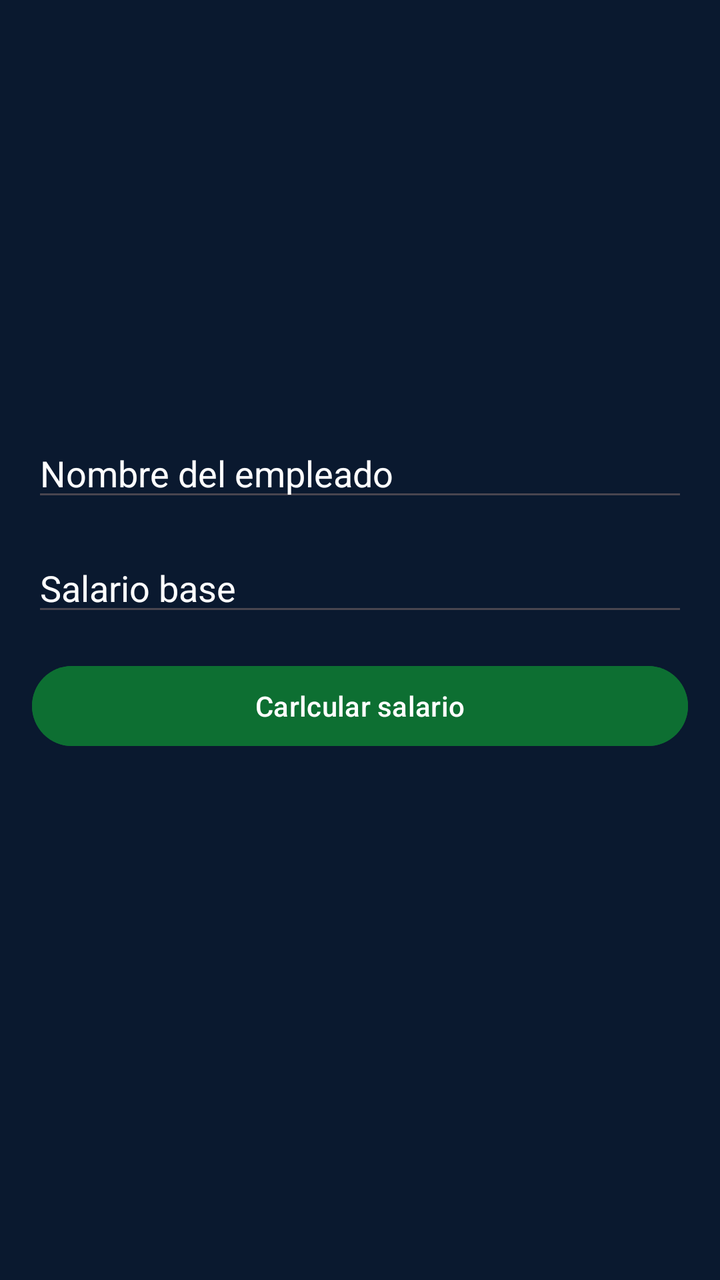
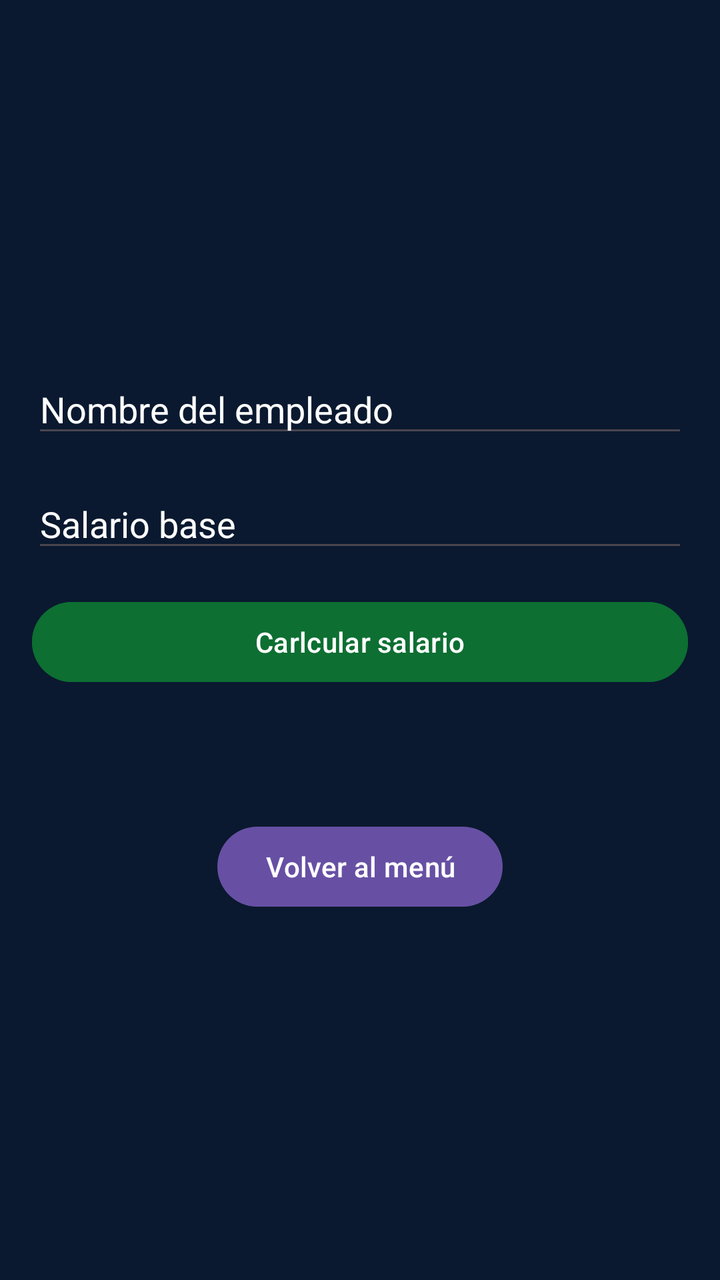

The first picture is an Android layout as it rendered before a commit; the second is the same layout after the commit. The layout source and the unified diff follow.
<!-- AndroidManifest.xml: application theme Theme.Desafio1_DSM -->
<!-- res/layout/activity_salario.xml -->
<?xml version="1.0" encoding="utf-8"?>
<LinearLayout xmlns:android="http://schemas.android.com/apk/res/android"
    android:layout_width="match_parent"
    android:layout_height="match_parent"
    android:orientation="vertical"
    android:padding="@dimen/padding_global"
    android:gravity="center"
    android:background="@color/colorBackground">

    
    <EditText
        android:id="@+id/editEmpleado"
        android:layout_width="match_parent"
        android:layout_height="wrap_content"
        android:hint="@string/nombreEmpleado"
        android:inputType="textPersonName"
        android:textColorHint="@color/colorTextTitle"
        android:textColor="@color/colorTextTitle"
        android:layout_marginBottom="@dimen/marginButton"/>

    <EditText
        android:id="@+id/editSalario"
        android:layout_width="match_parent"
        android:layout_height="wrap_content"
        android:hint="@string/salarioBase"
        android:inputType="numberDecimal"
        android:textColorHint="@color/colorTextTitle"
        android:textColor="@color/colorTextTitle"
        android:layout_marginBottom="@dimen/marginButton"/>

    <Button
        android:id="@+id/btnCalcularSalario"
        android:layout_width="match_parent"
        android:layout_height="wrap_content"
        android:text="@string/calcularSalario"
        android:backgroundTint="@color/colorButtonPrimary"
        android:textColor="@color/colorTextTitle"
        android:layout_marginBottom="@dimen/marginButton"/>

    <TextView
        android:id="@+id/txtResultadoSalario"
        android:layout_width="wrap_content"
        android:layout_height="wrap_content"
        android:text=""
        android:textSize="@dimen/textTitle"
        android:textColor="@color/colorTextTitle"/>
</LinearLayout>
<!-- resources referenced by this layout -->
<resources>
  <color name="colorBackground">#0A192F</color>
  <color name="colorButtonPrimary">#0D6F32</color>
  <color name="colorTextTitle">#FFFFFF</color>
  <dimen name="marginButton">16dp</dimen>
  <dimen name="padding_global">16dp</dimen>
  <dimen name="textTitle">24sp</dimen>
  <string name="calcularSalario">Carlcular salario</string>
  <string name="nombreEmpleado">Nombre del empleado</string>
  <string name="salarioBase">Salario base</string>
  <style name="Theme.Desafio1_DSM" parent="Base.Theme.Desafio1_DSM" />
  <style name="Base.Theme.Desafio1_DSM" parent="Theme.Material3.DayNight.NoActionBar">
          
          
      </style>
</resources>

<!-- the commit's change to res/layout/activity_salario.xml (unified diff, before → after) -->
@@ -44,4 +44,11 @@
         android:text=""
         android:textSize="@dimen/textTitle"
         android:textColor="@color/colorTextTitle"/>
+
+    <Button
+        android:id="@+id/btnVolver"
+        android:layout_width="wrap_content"
+        android:layout_height="wrap_content"
+        android:text="Volver al menú"
+        android:layout_marginTop="16dp"/>
 </LinearLayout>
